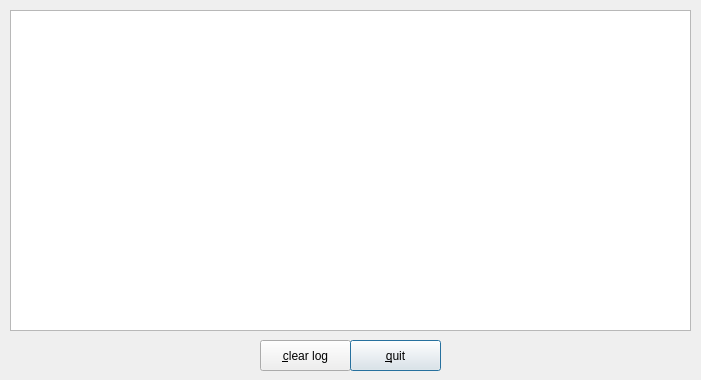
Old version of the form logwindow.ui in the repository mhogomchungu/qt-update-notifier.
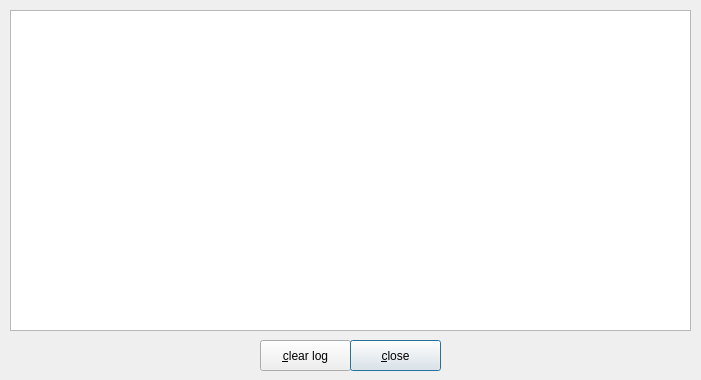
New version of the form.

Commit message: fix a wrong placement of the icon in the menu

Diff of the .ui file:
```diff
--- a/logwindow.ui
+++ b/logwindow.ui
@@ -39,7 +39,7 @@
     </rect>
    </property>
    <property name="text">
-    <string>&amp;quit</string>
+    <string>&amp;close</string>
    </property>
    <property name="autoDefault">
     <bool>true</bool>
```
The commit also changes 1 other file.
